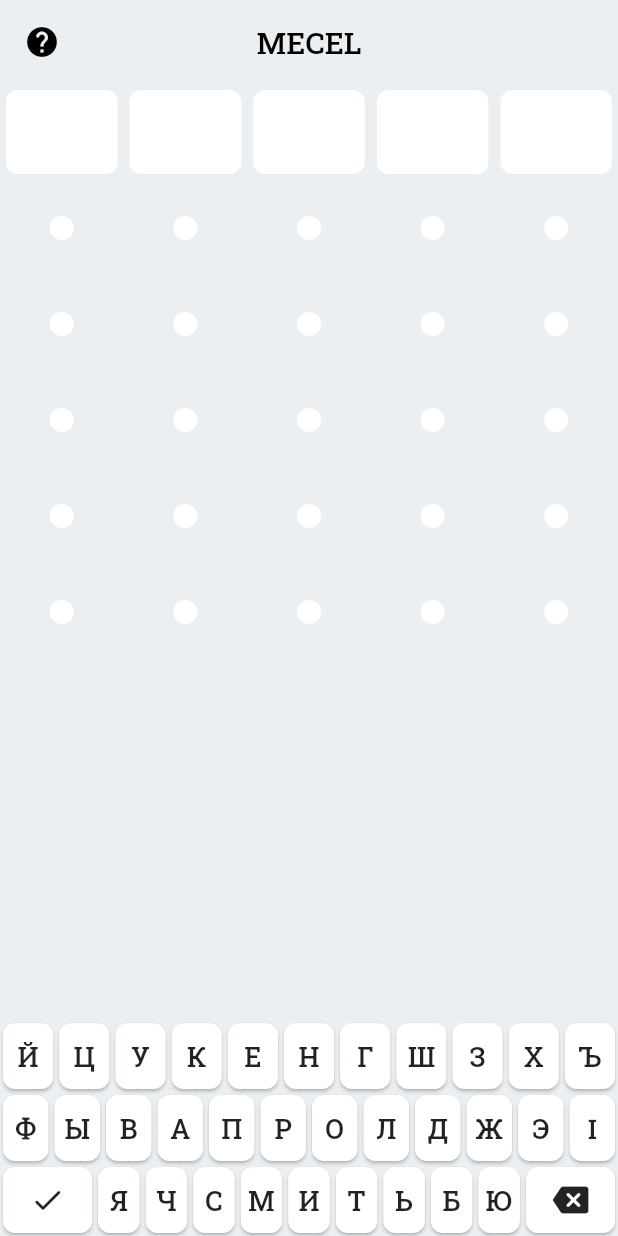
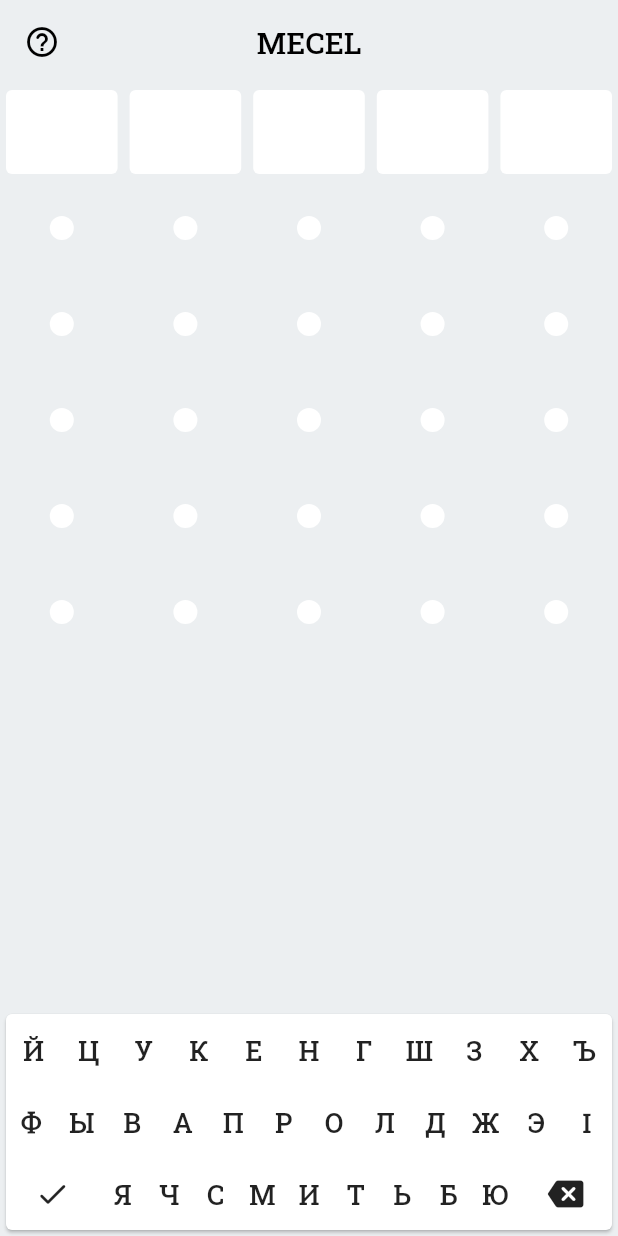
Before and after one commit to raxysstudios/mecel, a Flutter app: the screen it shows after launch, on a phone screen of 412 x 824 dp. Run offline on Flutter 3.47's test engine with Material 2 defaults, Android fonts, the phone set to English and light mode, and no system bars; our stand-ins replace google_fonts, package_info_plus.

Commit message:
Improve UI

```diff
--- a/lib/main.dart
+++ b/lib/main.dart
@@ -24,6 +24,7 @@ class App extends StatelessWidget {
     final colorScheme = Theme.of(context).colorScheme;
     return MaterialApp(
       title: 'Mecel',
+      debugShowCheckedModeBanner: false,
       theme: getLightTheme(colorScheme).copyWith(
         textTheme: GoogleFonts.robotoSlabTextTheme(),
       ),
--- a/lib/modules/play/screens/play.dart
+++ b/lib/modules/play/screens/play.dart
@@ -96,7 +96,7 @@ class _PlayScreenState extends State<PlayScreen> {
             ),
           ),
           tooltip: 'Гъил гун',
-          icon: const Icon(Icons.help_rounded),
+          icon: const Icon(Icons.help_outline_rounded),
         ),
         actions: [
           if (done)
@@ -116,14 +116,14 @@ class _PlayScreenState extends State<PlayScreen> {
               text: attempts[i],
               check: word,
             ),
-          if (done
-              ? attempts.length < widget.maxAttempts
-              : attempts.length <= widget.maxAttempts)
+          if (!done)
             WordAttempt(
               length: word.length,
               text: done ? null : attempts.last,
             ),
-          for (var i = attempts.length; i < widget.maxAttempts; i++)
+          for (var i = attempts.length - (done ? 1 : 0);
+              i < widget.maxAttempts;
+              i++)
             WordAttempt(length: word.length),
           const Expanded(
             child: SizedBox(),
--- a/lib/modules/play/utils.dart
+++ b/lib/modules/play/utils.dart
@@ -15,7 +15,7 @@ InputLayout layoutFromStrings({
     InputKey(
       null,
       flex: 2,
-      icon: Icons.check_rounded,
+      icon: Icons.done_rounded,
       callback: done,
     ),
     ...layout.last,
--- a/lib/modules/play/widgets/keyboard_input.dart
+++ b/lib/modules/play/widgets/keyboard_input.dart
@@ -16,7 +16,9 @@ class KeyboardInput extends StatelessWidget {
 
   @override
   Widget build(BuildContext context) {
-    return Column(
+    return Card(
+      clipBehavior: Clip.none,
+      child: Column(
         children: [
           for (final row in layout)
             SizedBox(
@@ -25,16 +27,11 @@ class KeyboardInput extends StatelessWidget {
                 mainAxisAlignment: MainAxisAlignment.center,
                 children: [
                   for (final key in row)
-                  Builder(
-                    builder: (context) {
-                      final card = Card(
-                        margin: const EdgeInsets.all(2),
-                        shape: RoundedRectangleBorder(
-                          borderRadius: BorderRadius.circular(8),
-                        ),
-                        child: InkWell(
-                          onTap: key.callback ??
-                              () => textCallback(key.text ?? ''),
+                    Expanded(
+                      flex: key.flex,
+                      child: InkResponse(
+                        onTap:
+                            key.callback ?? () => textCallback(key.text ?? ''),
                         child: Center(
                           child: key.text == null
                               ? Icon(key.icon)
@@ -47,17 +44,12 @@ class KeyboardInput extends StatelessWidget {
                                 ),
                         ),
                       ),
-                      );
-                      return Expanded(
-                        flex: key.flex,
-                        child: card,
-                      );
-                    },
-                  ),
+                    )
                 ],
               ),
             ),
         ],
+      ),
     );
   }
 }
--- a/lib/shared/widgets/letter_card.dart
+++ b/lib/shared/widgets/letter_card.dart
@@ -38,7 +38,7 @@ class LetterCard extends StatelessWidget {
         decoration: BoxDecoration(
           color: getBackgroundColor(colorSceme.surface),
           borderRadius: BorderRadius.all(
-            Radius.circular(text == null ? 32 : 8),
+            Radius.circular(text == null ? 32 : 4),
           ),
         ),
         child: Center(
```
Also changed, not shown: lib/modules/help/screens/help.dart (+12 -3 lines). Lines whose indentation alone changed are shown as unchanged.
